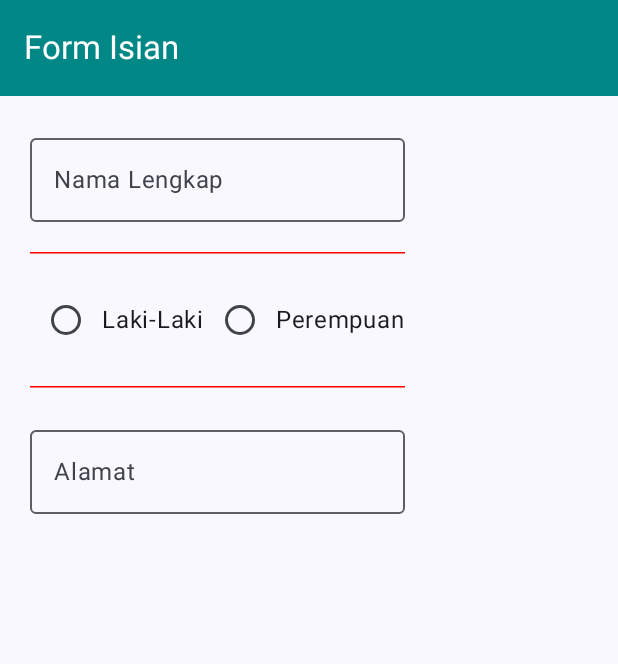
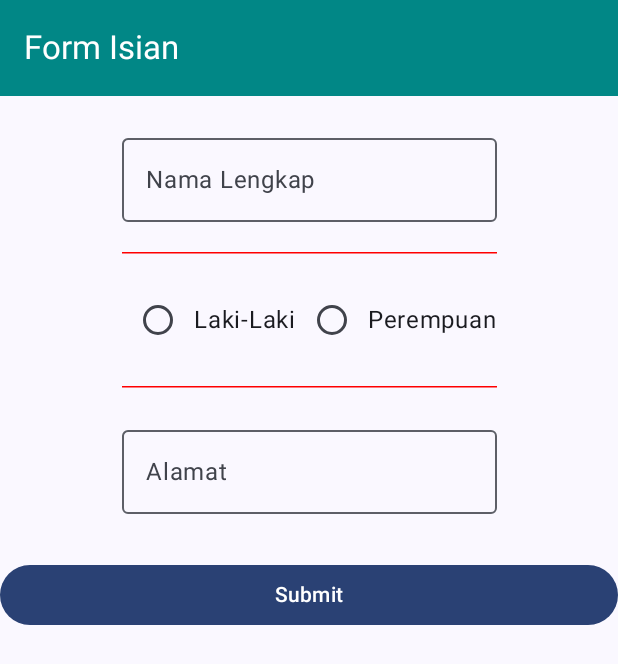
Before and after one commit to PDPyeh/Views, an Android app built with Jetpack Compose: the composable FormIsian shown on its own in the app's theme, on a phone screen of 412 x 824 dp. Shown: the top 664 px of the screen. Run offline under Robolectric (Android 15) with nearby library versions, the phone set to English and light mode, and no system bars.

Commit message:
mengisi isiRuang dengan Button di Column di FormIsian

```diff
--- a/app/src/main/java/com/example/views/view/Formulir.kt
+++ b/app/src/main/java/com/example/views/view/Formulir.kt
@@ -4,9 +4,11 @@ import androidx.compose.foundation.layout.Arrangement
 import androidx.compose.foundation.layout.Column
 import androidx.compose.foundation.layout.Row
 import androidx.compose.foundation.layout.Spacer
+import androidx.compose.foundation.layout.fillMaxWidth
 import androidx.compose.foundation.layout.height
 import androidx.compose.foundation.layout.padding
 import androidx.compose.foundation.layout.width
+import androidx.compose.material3.Button
 import androidx.compose.material3.DividerDefaults.Thickness
 import androidx.compose.material3.ExperimentalMaterial3Api
 import androidx.compose.material3.HorizontalDivider
@@ -86,6 +88,12 @@ fun FormIsian(
                 onValueChange = {},
             )
             Spacer(modifier = Modifier.height(height = 30.dp))
+            Button(
+                modifier = Modifier.fillMaxWidth(fraction = 1f),
+                onClick = OnSubmitBtnClick
+            ){
+                Text(text = stringResource(id = R.string.submit))
+            }
         }
 
     }
```
